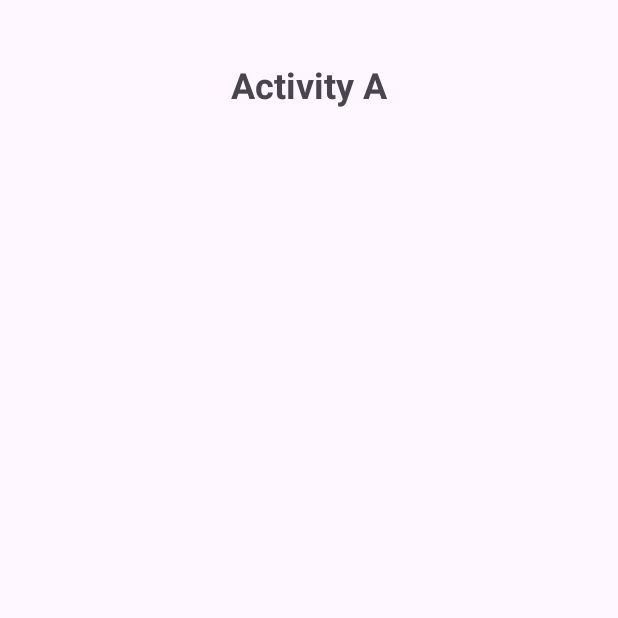
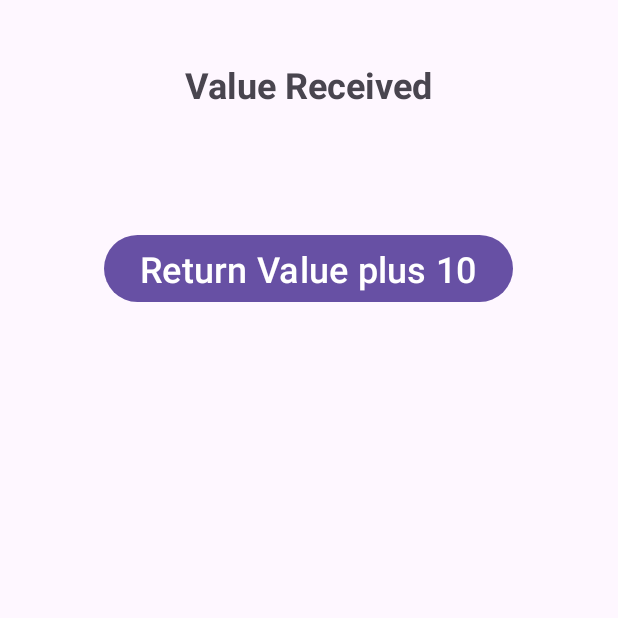
Before and after one commit to NguyenCoderVN/ActivityBasic, an Android app: the ActivityA screen opened directly, with no data from a screen before it, on a phone screen of 412 x 824 dp, the top half of it. Run offline under Robolectric (Android 15) with nearby library versions, the phone set to English and light mode, and no system bars; our stand-ins replace Timber.

Commit message:
Transfer Data between Activities Start

```diff
--- a/app/src/main/java/com/nguyencodervn/klad_activitybasic/ActivityA.kt
+++ b/app/src/main/java/com/nguyencodervn/klad_activitybasic/ActivityA.kt
@@ -1,14 +1,23 @@
 package com.nguyencodervn.klad_activitybasic
 
 import android.os.Bundle
+import android.widget.Button
+import android.widget.TextView
 import androidx.appcompat.app.AppCompatActivity
 import timber.log.Timber
 
 class ActivityA : AppCompatActivity() {
+    private lateinit var receivedTv: TextView
+    private lateinit var returnBt: Button
     override fun onCreate(savedInstanceState: Bundle?) {
         super.onCreate(savedInstanceState)
         setContentView(R.layout.activity_a)
         Timber.i("onCreate")
+        receivedTv = findViewById(R.id.receivedTv)
+        returnBt = findViewById(R.id.returnBt)
+        returnBt.setOnClickListener {
+            finish()
+        }
     }
 
     override fun onStart() {
--- a/app/src/main/res/layout/activity_a.xml
+++ b/app/src/main/res/layout/activity_a.xml
@@ -1,16 +1,25 @@
 <?xml version="1.0" encoding="utf-8"?>
 <LinearLayout xmlns:android="http://schemas.android.com/apk/res/android"
-    android:orientation="vertical"
+    android:layout_width="match_parent"
+    android:layout_height="match_parent"
     android:gravity="center_horizontal"
-    android:layout_width="match_parent"
-    android:layout_height="match_parent">
+    android:orientation="vertical">
 
     <TextView
+        android:id="@+id/receivedTv"
         android:layout_width="wrap_content"
         android:layout_height="wrap_content"
         android:layout_margin="40dp"
-        android:text="Activity A"
+        android:text="Value Received"
         android:textSize="24sp"
         android:textStyle="bold" />
 
+    <Button
+        android:id="@+id/returnBt"
+        android:layout_width="wrap_content"
+        android:layout_height="wrap_content"
+        android:layout_margin="40dp"
+        android:text="Return Value plus 10"
+        android:textSize="24sp" />
+
 </LinearLayout>
```
Also changed, not shown: app/src/main/java/com/nguyencodervn/klad_activitybasic/MainActivity.kt (+0 -10 lines), app/src/main/res/layout/activity_main.xml (+9 -8 lines).
